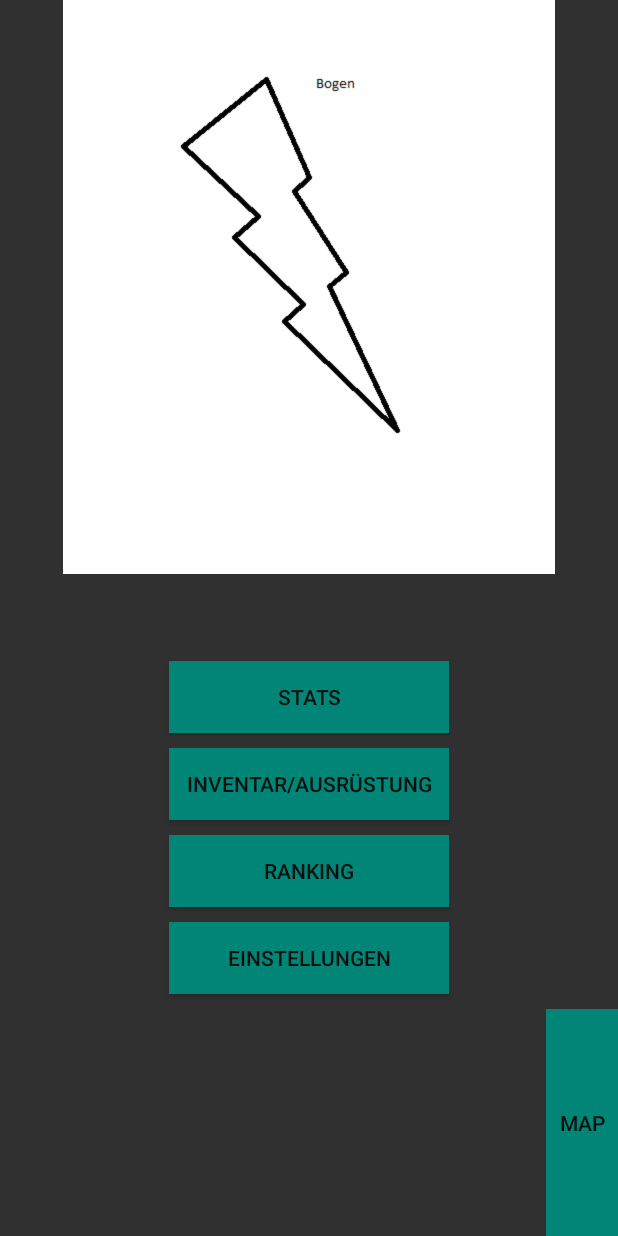
After one commit to maischter/Android_SS_15_Spiel, an Android app: the MenueActivity screen opened directly, with no data from a screen before it, on a phone screen of 412 x 824 dp. The commit adds this screen. Run offline under Robolectric (Android 15) with nearby library versions, the phone set to English and light mode, and no system bars.

Commit message:
MenueActivity
added.
wird momentan noch über keinen Button aufgerufen

```diff
--- a/LocationBasedAdventure/app/src/main/AndroidManifest.xml
+++ b/LocationBasedAdventure/app/src/main/AndroidManifest.xml
@@ -41,6 +41,10 @@
             android:name=".BattleActivity"
             android:label="@string/app_name" >
         </activity>
+        <activity
+            android:name=".MenueActivity"
+            android:label="@string/app_name" >
+        </activity>
     </application>
 
 </manifest>
--- a/LocationBasedAdventure/app/src/main/java/com/example/markus/locationbasedadventure/CreateCharacterActivity.java
+++ b/LocationBasedAdventure/app/src/main/java/com/example/markus/locationbasedadventure/CreateCharacterActivity.java
@@ -124,9 +124,6 @@ public class CreateCharacterActivity extends Activity{
                 case "Einhandaxt":checkBoxVisible(); break;
                 default: checkBoxInvisible();
             }
-
-
-
     }
 
 
@@ -158,7 +155,7 @@ public class CreateCharacterActivity extends Activity{
 
         String characterName = name.getText().toString();
         new CreateCharacterTask(this).execute(address, characterName, sexTyp, weaponTyp, usernr);
-        db.updateAll(characterName,weaponTyp,"","","");
+        db.updateAll(characterName,weaponTyp,"","","",sexTyp);
 
     }
 
--- a/LocationBasedAdventure/app/src/main/java/com/example/markus/locationbasedadventure/Database/MySqlDatabase.java
+++ b/LocationBasedAdventure/app/src/main/java/com/example/markus/locationbasedadventure/Database/MySqlDatabase.java
@@ -8,7 +8,7 @@ import android.database.sqlite.SQLiteDatabase;
 import android.database.sqlite.SQLiteOpenHelper;
 
 public class MySqlDatabase {
-    private static final String DATABASE_NAME = "Game2.db";
+    private static final String DATABASE_NAME = "Game3.db";
     private static final int DATABASE_VERSION = 1;
 
     private static final String DATABASE_TABLE = "Games";
@@ -21,6 +21,7 @@ public class MySqlDatabase {
     public static final String KEY_WEAPONDAMAGE = "weapondamage";
     public static final String KEY_WEAPONHITCHANCE = "weaponhitchance";
     public static final String KEY_WEAPONKRITCHANCE = "weaponkritchance";
+    public static final String KEY_SEX = "sex";
 
     public String email = "";
 
@@ -50,7 +51,7 @@ public class MySqlDatabase {
     //add Data into the Database
 
     public long insertAll(String charactername, String weapon,
-                              String weapondamage, String weaponhitchance, String weaponkritchance) {
+                              String weapondamage, String weaponhitchance, String weaponkritchance,String sex) {
 
         ContentValues newFoodieValues = new ContentValues();
 
@@ -61,6 +62,7 @@ public class MySqlDatabase {
         newFoodieValues.put(KEY_WEAPONDAMAGE, weapondamage);
         newFoodieValues.put(KEY_WEAPONHITCHANCE, weaponhitchance);
         newFoodieValues.put(KEY_WEAPONKRITCHANCE, weaponkritchance);
+        newFoodieValues.put(KEY_SEX, sex);
 
         return db.insert(DATABASE_TABLE, null, newFoodieValues);
     }
@@ -74,12 +76,13 @@ public class MySqlDatabase {
         ContentValues newFoodieValues = new ContentValues();
 
         newFoodieValues.put(KEY_EMAIL, "");
-        newFoodieValues.put(KEY_CHARCTERNAME, "charactername");
+        newFoodieValues.put(KEY_CHARCTERNAME, "Louie");
         newFoodieValues.put(KEY_STAYANGEMELDET, 0);         // Standartmäßig ist stayangemeldet deaktiviert --> 0
-        newFoodieValues.put(KEY_WEAPON,"bogen");
+        newFoodieValues.put(KEY_WEAPON,"Bogen");
         newFoodieValues.put(KEY_WEAPONDAMAGE, "");
         newFoodieValues.put(KEY_WEAPONHITCHANCE, "");
         newFoodieValues.put(KEY_WEAPONKRITCHANCE, "");
+        newFoodieValues.put(KEY_SEX, "Männlich");
 
         return db.insert(DATABASE_TABLE, null, newFoodieValues);
     }
@@ -110,7 +113,7 @@ public class MySqlDatabase {
 
     // update all values of database row 1
 
-    public void updateAll(String charactername, String weapon, String weapondamage, String weaponhitchance, String weaponkritchance){
+    public void updateAll(String charactername, String weapon, String weapondamage, String weaponhitchance, String weaponkritchance,String sex){
         ContentValues values = new ContentValues();
 
         values.put(KEY_EMAIL, email);
@@ -120,6 +123,7 @@ public class MySqlDatabase {
         values.put(KEY_WEAPONDAMAGE, weapondamage);
         values.put(KEY_WEAPONHITCHANCE, weaponhitchance);
         values.put(KEY_WEAPONKRITCHANCE, weaponkritchance);
+        values.put(KEY_SEX, sex);
         String where_clause = KEY_ID + "=?";
         String[] where_args = new String[]{String.valueOf(1)};   // Immer Zeile 1, weil nur eine Zeile vorhanden
         db.update(DATABASE_TABLE, values, where_clause, where_args);
@@ -144,17 +148,51 @@ public class MySqlDatabase {
     public int getStayAngemeldet(){
 
               Cursor cursor = db.query(DATABASE_TABLE, new String[] { KEY_ID, KEY_EMAIL, KEY_CHARCTERNAME, KEY_STAYANGEMELDET, KEY_WEAPON,
-                            KEY_WEAPONDAMAGE, KEY_WEAPONHITCHANCE, KEY_WEAPONKRITCHANCE}, KEY_ID + "=?",
+                            KEY_WEAPONDAMAGE, KEY_WEAPONHITCHANCE, KEY_WEAPONKRITCHANCE, KEY_SEX}, KEY_ID + "=?",
                     new String[] { String.valueOf(1) }, null, null, null, null);            // Immer Zeile 1, weil nur eine Zeile vorhanden
 
             if (cursor != null)
                 cursor.moveToFirst();
 
             return cursor.getInt(3);
+    }
+
+    public String getCharactername(){
+
+        Cursor cursor = db.query(DATABASE_TABLE, new String[] { KEY_ID, KEY_EMAIL, KEY_CHARCTERNAME, KEY_STAYANGEMELDET, KEY_WEAPON,
+                        KEY_WEAPONDAMAGE, KEY_WEAPONHITCHANCE, KEY_WEAPONKRITCHANCE,KEY_SEX}, KEY_ID + "=?",
+                new String[] { String.valueOf(1) }, null, null, null, null);            // Immer Zeile 1, weil nur eine Zeile vorhanden
+
+        if (cursor != null)
+            cursor.moveToFirst();
+
+        return cursor.getString(2);
+    }
+
+    public String getWeapon(){
+
+        Cursor cursor = db.query(DATABASE_TABLE, new String[] { KEY_ID, KEY_EMAIL, KEY_CHARCTERNAME, KEY_STAYANGEMELDET, KEY_WEAPON,
+                        KEY_WEAPONDAMAGE, KEY_WEAPONHITCHANCE, KEY_WEAPONKRITCHANCE,KEY_SEX}, KEY_ID + "=?",
+                new String[] { String.valueOf(1) }, null, null, null, null);            // Immer Zeile 1, weil nur eine Zeile vorhanden
+
+        if (cursor != null)
+            cursor.moveToFirst();
+
+        return cursor.getString(4);
+    }
 
 
+    public String getSex(){
+
+        Cursor cursor = db.query(DATABASE_TABLE, new String[] { KEY_ID, KEY_EMAIL, KEY_CHARCTERNAME, KEY_STAYANGEMELDET, KEY_WEAPON,
+                        KEY_WEAPONDAMAGE, KEY_WEAPONHITCHANCE, KEY_WEAPONKRITCHANCE,KEY_SEX}, KEY_ID + "=?",
+                new String[] { String.valueOf(1) }, null, null, null, null);            // Immer Zeile 1, weil nur eine Zeile vorhanden
+
+        if (cursor != null)
+            cursor.moveToFirst();
+
+        return cursor.getString(8);
     }
-
 
     public int countEntries(){
         String countQuery = "SELECT  * FROM " + DATABASE_TABLE;
@@ -185,7 +223,8 @@ public class MySqlDatabase {
                 + DATABASE_TABLE + " (" + KEY_ID
                 + " integer primary key autoincrement, " + KEY_EMAIL + " text, " + KEY_CHARCTERNAME
                 + " text, " + KEY_STAYANGEMELDET + " integer, "+ KEY_WEAPON
-                + " text, " + KEY_WEAPONDAMAGE + " text, "+ KEY_WEAPONHITCHANCE + " text, "+ KEY_WEAPONKRITCHANCE
+                + " text, " + KEY_WEAPONDAMAGE + " text, " + KEY_WEAPONHITCHANCE
+                + " text, " + KEY_WEAPONKRITCHANCE + " text, " + KEY_SEX
                 + " text);";
 
         public ToDoDBOpenHelper(Context c, String dbname,
--- a/LocationBasedAdventure/app/src/main/java/com/example/markus/locationbasedadventure/GifActivity.java
+++ b/LocationBasedAdventure/app/src/main/java/com/example/markus/locationbasedadventure/GifActivity.java
@@ -20,8 +20,6 @@ public class GifActivity extends Activity {
         setContentView(R.layout.activity_gif);
 
         ImageView animationVid = (ImageView) findViewById(R.id.imageViewAnimation);
-        //animationVid.setBackgroundResource(R.drawable.gifactivityanimation);
-        //animation = (AnimationDrawable) animationVid.getBackground();
         animation = (AnimationDrawable) animationVid.getDrawable();
 
         animationVid.post(new Runnable() {
--- /dev/null
+++ b/LocationBasedAdventure/app/src/main/java/com/example/markus/locationbasedadventure/MenueActivity.java
@@ -0,0 +1,199 @@
+package com.example.markus.locationbasedadventure;
+
+import android.app.Activity;
+import android.os.Bundle;
+import android.view.View;
+import android.widget.Button;
+import android.widget.ImageView;
+import android.widget.TextView;
+
+import com.example.markus.locationbasedadventure.AsynchronTasks.BitmapWorkerTask;
+import com.example.markus.locationbasedadventure.Database.MySqlDatabase;
+
+/**
+ * Created by Markus on 19.08.2015.
+ */
+public class MenueActivity extends Activity {
+
+    String sexTyp = "";
+    String weaponTyp = "";
+    ImageView characterImage;
+    TextView characterName;
+    Button stats;
+    Button inventar;
+    Button ranking;
+    Button einstellungen;
+    Button backToMap;
+    MySqlDatabase db;
+
+
+    @Override
+    protected void onCreate(Bundle savedInstanceState) {
+        super.onCreate(savedInstanceState);
+        setContentView(R.layout.activity_menue);
+        initDB();
+        initViews();
+        initButtons();
+        loadCharacterData();
+    }
+
+    @Override
+    protected void onDestroy(){
+        super.onDestroy();
+        db.close();
+    }
+
+    private void initDB(){
+        db = new MySqlDatabase(getApplication());
+        db.open();
+    }
+
+    private void loadCharacterData(){
+        characterName.setText(db.getCharactername());
+        sexTyp = db.getSex();
+        weaponTyp = db.getWeapon();
+        selectImage();
+    }
+
+    private void initButtons() {
+        initStatsButton();
+        initInventarButton();
+        initRankingButton();
+        initEinstellungenButton();
+        initBackToMapButton();
+
+    }
+
+    private void initStatsButton(){
+        stats = (Button) findViewById(R.id.ButtonStats);
+        stats.setOnClickListener(new View.OnClickListener() {
+            @Override
+            public void onClick(View v) {
+
+            }
+        });
+    }
+
+    private void initInventarButton(){
+        inventar = (Button) findViewById(R.id.ButtonInventar);
+        inventar.setOnClickListener(new View.OnClickListener() {
+            @Override
+            public void onClick(View v) {
+
+            }
+        });
+    }
+
+    private void initRankingButton(){
+        ranking = (Button) findViewById(R.id.ButtonRanking);
+        ranking.setOnClickListener(new View.OnClickListener() {
+            @Override
+            public void onClick(View v) {
+
+            }
+        });
+    }
+
+    private void initEinstellungenButton(){
+        einstellungen = (Button) findViewById(R.id.ButtonEinstellungen);
+        einstellungen.setOnClickListener(new View.OnClickListener() {
+            @Override
+            public void onClick(View v) {
+
+            }
+        });
+    }
+
+    private void initBackToMapButton(){
+        backToMap = (Button) findViewById(R.id.ButtonBackToMap);
+        backToMap.setOnClickListener(new View.OnClickListener() {
+            @Override
+            public void onClick(View v) {
+                finish();
+            }
+        });
+    }
+
+
+    private void initViews() {
+        characterImage = (ImageView) findViewById(R.id.characterImageMenue);
+        characterName =(TextView) findViewById(R.id.characterNameMenue);
+
+    }
+
+
+    private void selectImage() {
+
+        if (sexTyp.equals("Weiblich")) {
+
+            switch (weaponTyp) {
+                case ("Bogen"):
+                    loadBitmap(R.drawable.bogenweiblich, characterImage);
+                    break;
+                case "Einhandschwert":
+                    loadBitmap(R.drawable.einhandschwertweiblich, characterImage);
+                    break;
+                case "Einhandschwert mit Schild":
+                    loadBitmap(R.drawable.einhandschwertschildweiblich, characterImage);
+                    break;
+                case "Einhandaxt":
+                    loadBitmap(R.drawable.einhandaxtweiblich, characterImage);
+                    break;
+                case "Einhandaxt mit Schild":
+                    loadBitmap(R.drawable.einhandaxtschildweiblich, characterImage);
+                    break;
+                case "Gewehr":
+                    loadBitmap(R.drawable.gewehrweiblich, characterImage);
+                    break;
+                case "Zauberstab":
+                    loadBitmap(R.drawable.zauberstabweiblich, characterImage);
+                    break;
+                case "Zwei-Hand-Axt":
+                    loadBitmap(R.drawable.zweihandaxtweiblich, characterImage);
+                    break;
+                case "Zwei-Hand-Schwert":
+                    loadBitmap(R.drawable.zweihandschwertweiblich, characterImage);
+                    break;
+            }
+        } else {
+            switch (weaponTyp) {
+                case ("Bogen"):
+                    loadBitmap(R.drawable.bogenmannlich, characterImage);
+                    break;
+                case "Einhandschwert":
+                    loadBitmap(R.drawable.einhandschwertmannlich, characterImage);
+                    break;
+                case "Einhandschwert mit Schild":
+                    loadBitmap(R.drawable.einhandschwertschildmannlich, characterImage);
+                    break;
+                case "Einhandaxt":
+                    loadBitmap(R.drawable.einhandaxtmannlich, characterImage);
+                    break;
+                case "Einhandaxt mit Schild":
+                    loadBitmap(R.drawable.einhandaxtschildmannlich, characterImage);
+                    break;
+                case "Gewehr":
+                    loadBitmap(R.drawable.gewehrmannlich, characterImage);
+                    break;
+                case "Zauberstab":
+                    loadBitmap(R.drawable.zauberstabmannlich, characterImage);
+                    break;
+                case "Zwei-Hand-Axt":
+                    loadBitmap(R.drawable.zweihandaxtmannlich, characterImage);
+                    break;
+                case "Zwei-Hand-Schwert":
+                    loadBitmap(R.drawable.zweihandschwertmannlich, characterImage);
+                    break;
+            }
+
+        }
+    }
+
+
+    public void loadBitmap(int resID , ImageView imageView) {
+        BitmapWorkerTask task = new BitmapWorkerTask(imageView);
+        task.execute(resID);
+    }
+
+
+}
--- a/LocationBasedAdventure/app/src/main/res/layout/activity_gif.xml
+++ b/LocationBasedAdventure/app/src/main/res/layout/activity_gif.xml
@@ -5,7 +5,8 @@
     android:paddingLeft="@dimen/activity_horizontal_margin"
     android:paddingRight="@dimen/activity_horizontal_margin"
     android:paddingTop="@dimen/activity_vertical_margin"
-    android:paddingBottom="@dimen/activity_vertical_margin">
+    android:paddingBottom="@dimen/activity_vertical_margin"
+    android:background="@color/background_material_dark">
 
     <ImageView
         android:layout_width="wrap_content"
--- /dev/null
+++ b/LocationBasedAdventure/app/src/main/res/layout/activity_menue.xml
@@ -0,0 +1,95 @@
+<?xml version="1.0" encoding="utf-8"?>
+<RelativeLayout xmlns:android="http://schemas.android.com/apk/res/android"
+    android:orientation="vertical" android:layout_width="match_parent"
+    android:layout_height="match_parent"
+    android:background="@color/background_material_dark">
+
+
+
+    <ImageView
+        android:layout_width="wrap_content"
+        android:layout_height="wrap_content"
+        android:id="@+id/characterImageMenue"
+        android:layout_alignParentTop="true"
+        android:layout_alignParentRight="true"
+        android:layout_above="@+id/characterNameMenue"
+        android:layout_marginBottom="15dp"/>
+
+
+    <TextView
+        android:layout_width="wrap_content"
+        android:layout_height="wrap_content"
+        android:ems="8"
+        android:textSize="20dp"
+        android:layout_centerHorizontal="true"
+        android:layout_centerVertical="true"
+        android:id="@+id/characterNameMenue"
+        android:layout_marginBottom="15dp"
+        android:text="Charactername"
+        android:gravity="center"/>
+
+    <Button
+        android:layout_width="wrap_content"
+        android:layout_height="wrap_content"
+        android:text="@string/buttonStats"
+        android:id="@+id/ButtonStats"
+        android:background="@color/accent_material_light"
+        android:layout_below="@+id/characterNameMenue"
+        android:layout_alignRight="@+id/characterNameMenue"
+        android:layout_alignEnd="@+id/characterNameMenue"
+        android:layout_alignLeft="@+id/characterNameMenue"
+        android:layout_alignStart="@+id/characterNameMenue"
+        android:layout_marginBottom="10dp"/>
+
+    <Button
+        android:layout_width="wrap_content"
+        android:layout_height="wrap_content"
+        android:text="@string/buttonInventar"
+        android:id="@+id/ButtonInventar"
+        android:background="@color/accent_material_light"
+        android:layout_below="@+id/ButtonStats"
+        android:layout_alignRight="@+id/ButtonStats"
+        android:layout_alignEnd="@+id/ButtonStats"
+        android:layout_alignLeft="@+id/ButtonStats"
+        android:layout_alignStart="@+id/ButtonStats"
+        android:layout_marginBottom="10dp"/>
+
+    <Button
+        android:layout_width="wrap_content"
+        android:layout_height="wrap_content"
+        android:text="@string/buttonRanking"
+        android:id="@+id/ButtonRanking"
+        android:background="@color/accent_material_light"
+        android:layout_below="@+id/ButtonInventar"
+        android:layout_alignRight="@+id/ButtonInventar"
+        android:layout_alignEnd="@+id/ButtonInventar"
+        android:layout_alignLeft="@+id/ButtonInventar"
+        android:layout_alignStart="@+id/ButtonInventar"
+        android:layout_marginBottom="10dp"/>
+
+    <Button
+        android:layout_width="wrap_content"
+        android:layout_height="wrap_content"
+        android:text="@string/buttonEinstellungen"
+        android:id="@+id/ButtonEinstellungen"
+        android:background="@color/accent_material_light"
+        android:layout_below="@+id/ButtonRanking"
+        android:layout_alignLeft="@+id/ButtonRanking"
+        android:layout_alignStart="@+id/ButtonRanking"
+        android:layout_alignRight="@+id/ButtonRanking"
+        android:layout_alignEnd="@+id/ButtonRanking"
+        android:layout_marginBottom="10dp"/>
+
+    <Button
+        style="?android:attr/buttonStyleSmall"
+        android:layout_width="wrap_content"
+        android:layout_height="wrap_content"
+        android:text="@string/buutonMap"
+        android:id="@+id/ButtonBackToMap"
+        android:background="@color/accent_material_light"
+        android:layout_alignParentBottom="true"
+        android:layout_alignParentRight="true"
+        android:layout_alignParentEnd="true"
+        android:layout_below="@+id/ButtonEinstellungen"/>
+
+</RelativeLayout>
--- a/LocationBasedAdventure/app/src/main/res/values/strings.xml
+++ b/LocationBasedAdventure/app/src/main/res/values/strings.xml
@@ -12,6 +12,11 @@
     <string name="emailNotRegistered">Die eingegebene E-Mail-Adresse ist noch nicht registriert!</string>
     <string name="emailAlreadyRegistered">Die eingegebene E-Mail-Adresse ist bereits registriert!</string>
     <string name="emailWrong">"Ungültige Emailadresse!"</string>
+    <string name="buttonStats">Stats</string>
+    <string name="buttonInventar">Inventar/Ausrüstung</string>
+    <string name="buttonRanking">Ranking</string>
+    <string name="buttonEinstellungen">Einstellungen</string>
+    <string name="buutonMap">Map</string>
     <string-array name="sex_array">
         <item>Männlich</item>
         <item>Weiblich</item>
```
Also changed, not shown: 2 other files.
